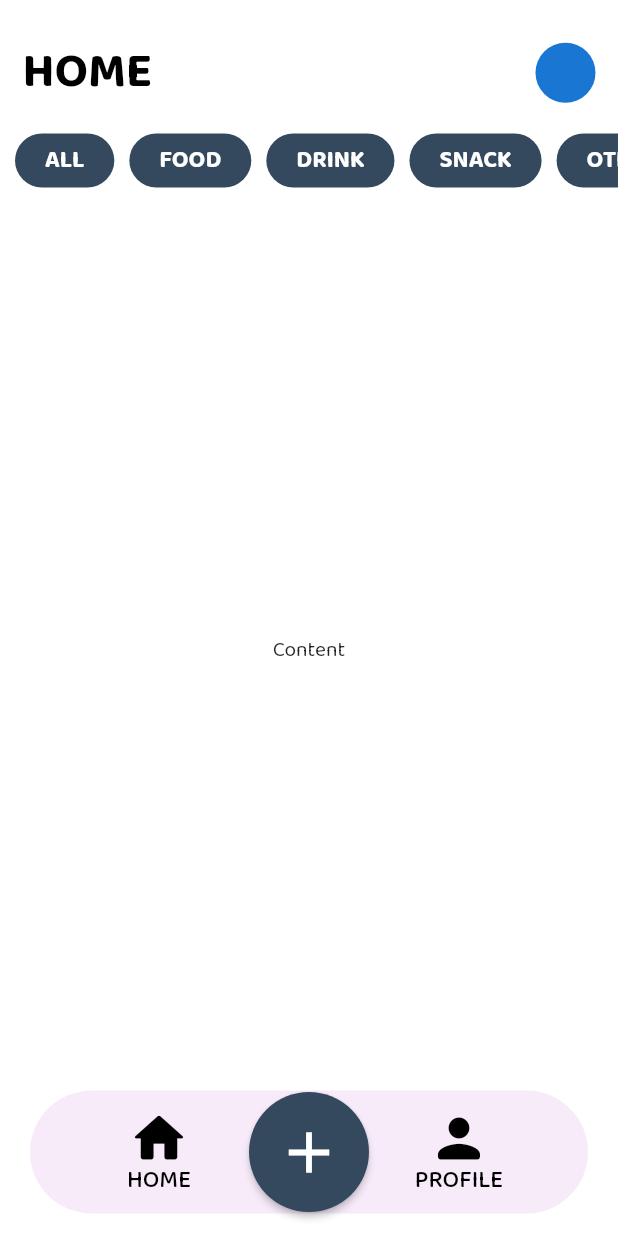
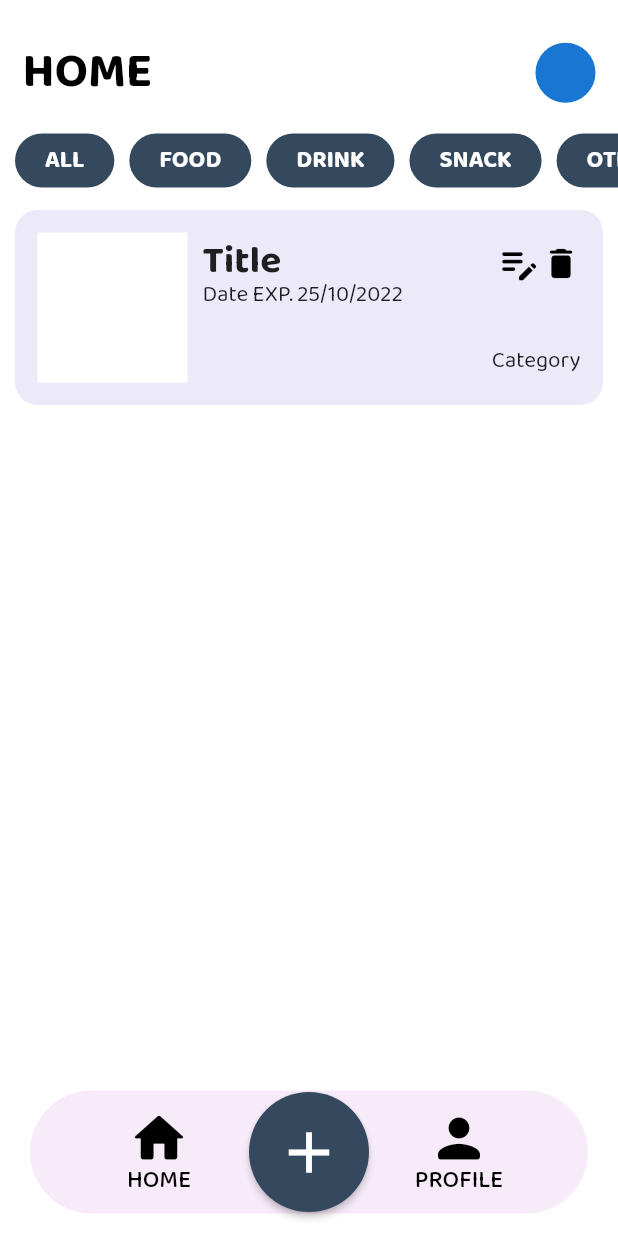
Before and after one commit to angelinefelicia/flutter_mini_project_angeline-felicia, a Flutter app: the screen it shows after launch, on a phone screen of 412 x 824 dp. Run offline on Flutter 3.47's test engine with Material 2 defaults, Android fonts, the phone set to English and light mode, and no system bars; our stand-ins replace google_fonts.

Commit message:
Add item_detail_screen

```diff
--- a/alta_mini_project/lib/main.dart
+++ b/alta_mini_project/lib/main.dart
@@ -18,6 +18,7 @@ class MyApp extends StatelessWidget {
       title: '[ANGEL] Alta Mini Project',
       theme: ThemeData(
         textTheme: GoogleFonts.baloo2TextTheme(textTheme),
+        bottomSheetTheme: const BottomSheetThemeData(backgroundColor: navy),
       ),
       home: const HomeScreen(),
     );
--- a/alta_mini_project/lib/screen/home_screen.dart
+++ b/alta_mini_project/lib/screen/home_screen.dart
@@ -1,4 +1,5 @@
 import 'package:alta_mini_project/main.dart';
+import 'package:alta_mini_project/screen/item_detail_screen.dart';
 import 'package:alta_mini_project/widget/appbar_home_widget.dart';
 import 'package:alta_mini_project/widget/bottomnav_widget.dart';
 import 'package:flutter/material.dart';
@@ -24,8 +25,127 @@ class _HomeScreenState extends State<HomeScreen> {
           child: const AppBarContent(),
         ),
       ),
-      body: const Center(
-        child: Text('Content'),
+      body: ListView(
+        children: [
+          GestureDetector(
+            child: Container(
+              margin: const EdgeInsets.only(
+                left: 10,
+                right: 10,
+                bottom: 10,
+              ),
+              padding: const EdgeInsets.all(15),
+              decoration: const BoxDecoration(
+                borderRadius: BorderRadius.all(Radius.circular(15)),
+                color: lilac,
+              ),
+              child: Row(
+                mainAxisAlignment: MainAxisAlignment.spaceBetween,
+                children: [
+                  Row(
+                    children: [
+                      // image
+                      Container(
+                        width: 100,
+                        height: 100,
+                        color: white,
+                      ),
+                      const SizedBox(
+                        width: 10,
+                      ),
+
+                      // title + date exp
+                      Column(
+                        crossAxisAlignment: CrossAxisAlignment.start,
+                        children: const [
+                          Text(
+                            "Title",
+                            style: TextStyle(
+                              fontWeight: FontWeight.bold,
+                              fontSize: 26,
+                              height: 1,
+                            ),
+                          ),
+                          Text(
+                            "Date EXP. 25/10/2022",
+                            style: TextStyle(
+                              fontSize: 15,
+                              height: 1,
+                            ),
+                          ),
+                          SizedBox(
+                            height: 40,
+                          ),
+                        ],
+                      ),
+                    ],
+                  ),
+
+                  // third section
+                  Column(
+                    mainAxisAlignment: MainAxisAlignment.end,
+                    crossAxisAlignment: CrossAxisAlignment.end,
+                    children: [
+                      Row(
+                        children: [
+                          // edit
+                          MaterialButton(
+                            onPressed: () {},
+                            padding: EdgeInsets.zero,
+                            materialTapTargetSize:
+                                MaterialTapTargetSize.shrinkWrap,
+                            minWidth: 10,
+                            child: const Icon(
+                              Icons.edit_note_rounded,
+                              color: black,
+                              size: 30,
+                            ),
+                          ),
+
+                          // delete
+                          MaterialButton(
+                            onPressed: () {},
+                            padding: EdgeInsets.zero,
+                            materialTapTargetSize:
+                                MaterialTapTargetSize.shrinkWrap,
+                            minWidth: 10,
+                            child: const Icon(
+                              Icons.delete_rounded,
+                              color: black,
+                              size: 26,
+                            ),
+                          ),
+                        ],
+                      ),
+                      const SizedBox(
+                        height: 35,
+                      ),
+
+                      // category
+                      const Text(
+                        "Category",
+                        style: TextStyle(
+                          fontSize: 15,
+                        ),
+                      ),
+                    ],
+                  ),
+                ],
+              ),
+            ),
+            onTap: () {
+              // dialog bottom sheet
+              showModalBottomSheet(
+                  shape: const RoundedRectangleBorder(
+                    borderRadius: BorderRadius.vertical(
+                      top: Radius.circular(20),
+                    ),
+                  ),
+                  context: context,
+                  builder: (context) => const ItemDetailScreen());
+            },
+          ),
+        ],
       ),
       bottomNavigationBar: const BottomNavContent(),
     );
```
Also changed, not shown: alta_mini_project/lib/screen/add_item_screen.dart (+5 -10 lines), alta_mini_project/lib/screen/item_detail_screen.dart (added, +106 -0 lines).
